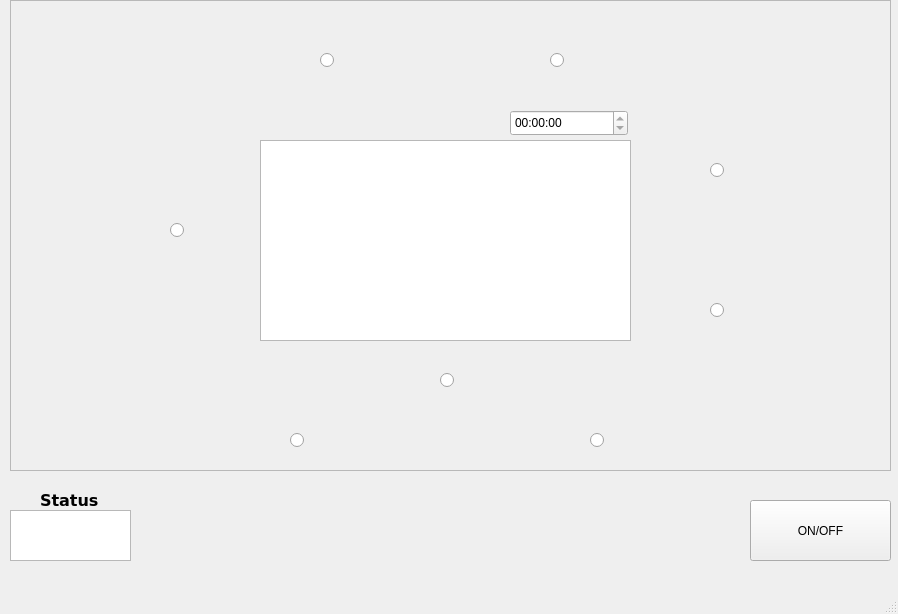
Qt form src/aed-sim/mainwindow.ui (zachtes13/comp3004_aed-sim) before a commit.
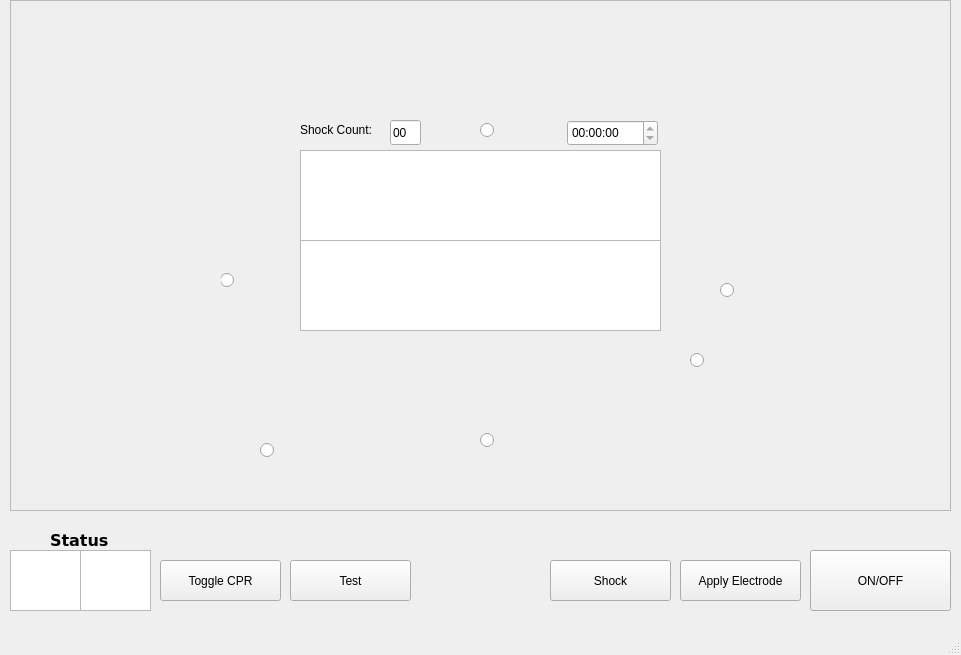
The same form after that commit.

Commit message: added pictures and fixed buttons

The edit to the form file:
```diff
--- a/src/aed-sim/mainwindow.ui
+++ b/src/aed-sim/mainwindow.ui
@@ -6,34 +6,21 @@
    <rect>
     <x>0</x>
     <y>0</y>
-    <width>898</width>
-    <height>614</height>
+    <width>961</width>
+    <height>655</height>
    </rect>
   </property>
   <property name="windowTitle">
    <string>MainWindow</string>
   </property>
   <widget class="QWidget" name="centralwidget">
-   <widget class="QPushButton" name="powerButton">
-    <property name="geometry">
-     <rect>
-      <x>750</x>
-      <y>500</y>
-      <width>141</width>
-      <height>61</height>
-     </rect>
-    </property>
-    <property name="text">
-     <string>ON/OFF</string>
-    </property>
-   </widget>
    <widget class="QFrame" name="frame">
     <property name="geometry">
      <rect>
       <x>10</x>
       <y>0</y>
-      <width>881</width>
-      <height>471</height>
+      <width>941</width>
+      <height>511</height>
      </rect>
     </property>
     <property name="frameShape">
@@ -45,8 +32,8 @@
     <widget class="QRadioButton" name="isOk">
      <property name="geometry">
       <rect>
-       <x>160</x>
-       <y>220</y>
+       <x>210</x>
+       <y>270</y>
        <width>16</width>
        <height>21</height>
       </rect>
@@ -67,8 +54,8 @@
     <widget class="QRadioButton" name="callForHelp">
      <property name="geometry">
       <rect>
-       <x>310</x>
-       <y>50</y>
+       <x>470</x>
+       <y>120</y>
        <width>16</width>
        <height>21</height>
       </rect>
@@ -86,22 +73,22 @@
       <string/>
      </property>
     </widget>
-    <widget class="QTextBrowser" name="mainDisplay">
+    <widget class="QTextBrowser" name="mainDisplay2">
      <property name="geometry">
       <rect>
-       <x>250</x>
-       <y>140</y>
-       <width>371</width>
-       <height>201</height>
+       <x>290</x>
+       <y>240</y>
+       <width>361</width>
+       <height>91</height>
       </rect>
      </property>
     </widget>
     <widget class="QTimeEdit" name="time">
      <property name="geometry">
       <rect>
-       <x>500</x>
-       <y>110</y>
-       <width>118</width>
+       <x>557</x>
+       <y>120</y>
+       <width>91</width>
        <height>26</height>
       </rect>
      </property>
@@ -109,55 +96,11 @@
       <bool>true</bool>
      </property>
     </widget>
-    <widget class="QRadioButton" name="openMouth">
-     <property name="geometry">
-      <rect>
-       <x>540</x>
-       <y>50</y>
-       <width>16</width>
-       <height>21</height>
-      </rect>
-     </property>
-     <property name="autoFillBackground">
-      <bool>false</bool>
-     </property>
-     <property name="styleSheet">
-      <string notr="true">[type='radio'] {
-height: 1000px;
-width: 1000px;
-}</string>
-     </property>
-     <property name="text">
-      <string/>
-     </property>
-    </widget>
-    <widget class="QRadioButton" name="checkBreathing">
-     <property name="geometry">
-      <rect>
-       <x>700</x>
-       <y>160</y>
-       <width>16</width>
-       <height>21</height>
-      </rect>
-     </property>
-     <property name="autoFillBackground">
-      <bool>false</bool>
-     </property>
-     <property name="styleSheet">
-      <string notr="true">[type='radio'] {
-height: 1000px;
-width: 1000px;
-}</string>
-     </property>
-     <property name="text">
-      <string/>
-     </property>
-    </widget>
     <widget class="QRadioButton" name="connectDevice">
      <property name="geometry">
       <rect>
-       <x>700</x>
-       <y>300</y>
+       <x>710</x>
+       <y>280</y>
        <width>16</width>
        <height>21</height>
       </rect>
@@ -178,8 +121,8 @@
     <widget class="QRadioButton" name="stepBack">
      <property name="geometry">
       <rect>
-       <x>580</x>
-       <y>430</y>
+       <x>680</x>
+       <y>350</y>
        <width>16</width>
        <height>21</height>
       </rect>
@@ -200,8 +143,8 @@
     <widget class="QRadioButton" name="analyze">
      <property name="geometry">
       <rect>
-       <x>430</x>
-       <y>370</y>
+       <x>470</x>
+       <y>430</y>
        <width>16</width>
        <height>21</height>
       </rect>
@@ -222,20 +165,192 @@
     <widget class="QRadioButton" name="startCPR">
      <property name="geometry">
       <rect>
+       <x>250</x>
+       <y>440</y>
+       <width>16</width>
+       <height>21</height>
+      </rect>
+     </property>
+     <property name="autoFillBackground">
+      <bool>false</bool>
+     </property>
+     <property name="styleSheet">
+      <string notr="true">[type='radio'] {
+height: 1000px;
+width: 1000px;
+}</string>
+     </property>
+     <property name="text">
+      <string/>
+     </property>
+    </widget>
+    <widget class="QTextBrowser" name="mainDisplay">
+     <property name="geometry">
+      <rect>
+       <x>290</x>
+       <y>150</y>
+       <width>361</width>
+       <height>91</height>
+      </rect>
+     </property>
+    </widget>
+    <widget class="QLabel" name="shockCountLabel">
+     <property name="geometry">
+      <rect>
+       <x>290</x>
+       <y>120</y>
+       <width>91</width>
+       <height>20</height>
+      </rect>
+     </property>
+     <property name="text">
+      <string>Shock Count:</string>
+     </property>
+    </widget>
+    <widget class="QLineEdit" name="shockCountEdit">
+     <property name="geometry">
+      <rect>
+       <x>380</x>
+       <y>120</y>
+       <width>31</width>
+       <height>25</height>
+      </rect>
+     </property>
+     <property name="text">
+      <string>00</string>
+     </property>
+     <property name="readOnly">
+      <bool>true</bool>
+     </property>
+    </widget>
+    <widget class="QLabel" name="stage1Label">
+     <property name="enabled">
+      <bool>true</bool>
+     </property>
+     <property name="geometry">
+      <rect>
+       <x>80</x>
+       <y>190</y>
+       <width>131</width>
+       <height>111</height>
+      </rect>
+     </property>
+     <property name="autoFillBackground">
+      <bool>true</bool>
+     </property>
+     <property name="text">
+      <string/>
+     </property>
+    </widget>
+    <widget class="QLabel" name="stage2Label">
+     <property name="enabled">
+      <bool>true</bool>
+     </property>
+     <property name="geometry">
+      <rect>
+       <x>420</x>
+       <y>10</y>
+       <width>131</width>
+       <height>111</height>
+      </rect>
+     </property>
+     <property name="autoFillBackground">
+      <bool>true</bool>
+     </property>
+     <property name="text">
+      <string/>
+     </property>
+    </widget>
+    <widget class="QLabel" name="stage3Label">
+     <property name="enabled">
+      <bool>true</bool>
+     </property>
+     <property name="geometry">
+      <rect>
+       <x>730</x>
+       <y>190</y>
+       <width>131</width>
+       <height>111</height>
+      </rect>
+     </property>
+     <property name="autoFillBackground">
+      <bool>true</bool>
+     </property>
+     <property name="text">
+      <string/>
+     </property>
+    </widget>
+    <widget class="QLabel" name="stage4Label">
+     <property name="enabled">
+      <bool>true</bool>
+     </property>
+     <property name="geometry">
+      <rect>
+       <x>610</x>
+       <y>370</y>
+       <width>121</width>
+       <height>101</height>
+      </rect>
+     </property>
+     <property name="autoFillBackground">
+      <bool>true</bool>
+     </property>
+     <property name="text">
+      <string/>
+     </property>
+    </widget>
+    <widget class="QLabel" name="stage5_1Label">
+     <property name="enabled">
+      <bool>true</bool>
+     </property>
+     <property name="geometry">
+      <rect>
+       <x>200</x>
+       <y>350</y>
+       <width>111</width>
+       <height>91</height>
+      </rect>
+     </property>
+     <property name="autoFillBackground">
+      <bool>true</bool>
+     </property>
+     <property name="text">
+      <string/>
+     </property>
+    </widget>
+    <widget class="QLabel" name="stage5_2Label">
+     <property name="enabled">
+      <bool>true</bool>
+     </property>
+     <property name="geometry">
+      <rect>
        <x>280</x>
-       <y>430</y>
-       <width>16</width>
-       <height>21</height>
+       <y>410</y>
+       <width>111</width>
+       <height>91</height>
       </rect>
      </property>
      <property name="autoFillBackground">
-      <bool>false</bool>
+      <bool>true</bool>
      </property>
-     <property name="styleSheet">
-      <string notr="true">[type='radio'] {
-height: 1000px;
-width: 1000px;
-}</string>
+     <property name="text">
+      <string/>
+     </property>
+    </widget>
+    <widget class="QLabel" name="stage6Label">
+     <property name="enabled">
+      <bool>true</bool>
+     </property>
+     <property name="geometry">
+      <rect>
+       <x>440</x>
+       <y>340</y>
+       <width>91</width>
+       <height>81</height>
+      </rect>
+     </property>
+     <property name="autoFillBackground">
+      <bool>true</bool>
      </property>
      <property name="text">
       <string/>
@@ -246,17 +361,24 @@
     <property name="geometry">
      <rect>
       <x>10</x>
-      <y>510</y>
-      <width>121</width>
-      <height>51</height>
+      <y>550</y>
+      <width>71</width>
+      <height>61</height>
      </rect>
     </property>
+    <property name="styleSheet">
+     <string notr="true">background-color: #006500;
+
+/* When lit 
+background-color: #35B235;
+</string>
+    </property>
    </widget>
    <widget class="QLabel" name="statusLabel">
     <property name="geometry">
      <rect>
-      <x>40</x>
-      <y>490</y>
+      <x>50</x>
+      <y>530</y>
       <width>61</width>
       <height>21</height>
      </rect>
@@ -273,6 +395,88 @@
      <string>Status</string>
     </property>
    </widget>
+   <widget class="QPushButton" name="shockButton">
+    <property name="geometry">
+     <rect>
+      <x>550</x>
+      <y>560</y>
+      <width>121</width>
+      <height>41</height>
+     </rect>
+    </property>
+    <property name="text">
+     <string>Shock</string>
+    </property>
+   </widget>
+   <widget class="QPushButton" name="toggleCprButton">
+    <property name="geometry">
+     <rect>
+      <x>160</x>
+      <y>560</y>
+      <width>121</width>
+      <height>41</height>
+     </rect>
+    </property>
+    <property name="text">
+     <string>Toggle CPR</string>
+    </property>
+   </widget>
+   <widget class="QTextBrowser" name="statusDisplay2">
+    <property name="geometry">
+     <rect>
+      <x>80</x>
+      <y>550</y>
+      <width>71</width>
+      <height>61</height>
+     </rect>
+    </property>
+    <property name="styleSheet">
+     <string notr="true">background-color: #8B0000;
+
+/* When lit 
+background-color: #D84141;
+</string>
+    </property>
+   </widget>
+   <widget class="QPushButton" name="applyElectrodeButton">
+    <property name="geometry">
+     <rect>
+      <x>680</x>
+      <y>560</y>
+      <width>121</width>
+      <height>41</height>
+     </rect>
+    </property>
+    <property name="text">
+     <string>Apply Electrode</string>
+    </property>
+   </widget>
+   <widget class="QPushButton" name="powerButton">
+    <property name="geometry">
+     <rect>
+      <x>810</x>
+      <y>550</y>
+      <width>141</width>
+      <height>61</height>
+     </rect>
+    </property>
+    <property name="text">
+     <string>ON/OFF</string>
+    </property>
+   </widget>
+   <widget class="QPushButton" name="testButton">
+    <property name="geometry">
+     <rect>
+      <x>290</x>
+      <y>560</y>
+      <width>121</width>
+      <height>41</height>
+     </rect>
+    </property>
+    <property name="text">
+     <string>Test</string>
+    </property>
+   </widget>
   </widget>
   <widget class="QMenuBar" name="menubar">
    <property name="geometry">
```
Left out of the diff: 2 changed lines with no effect on the pictures. The commit also changes 14 other files.
